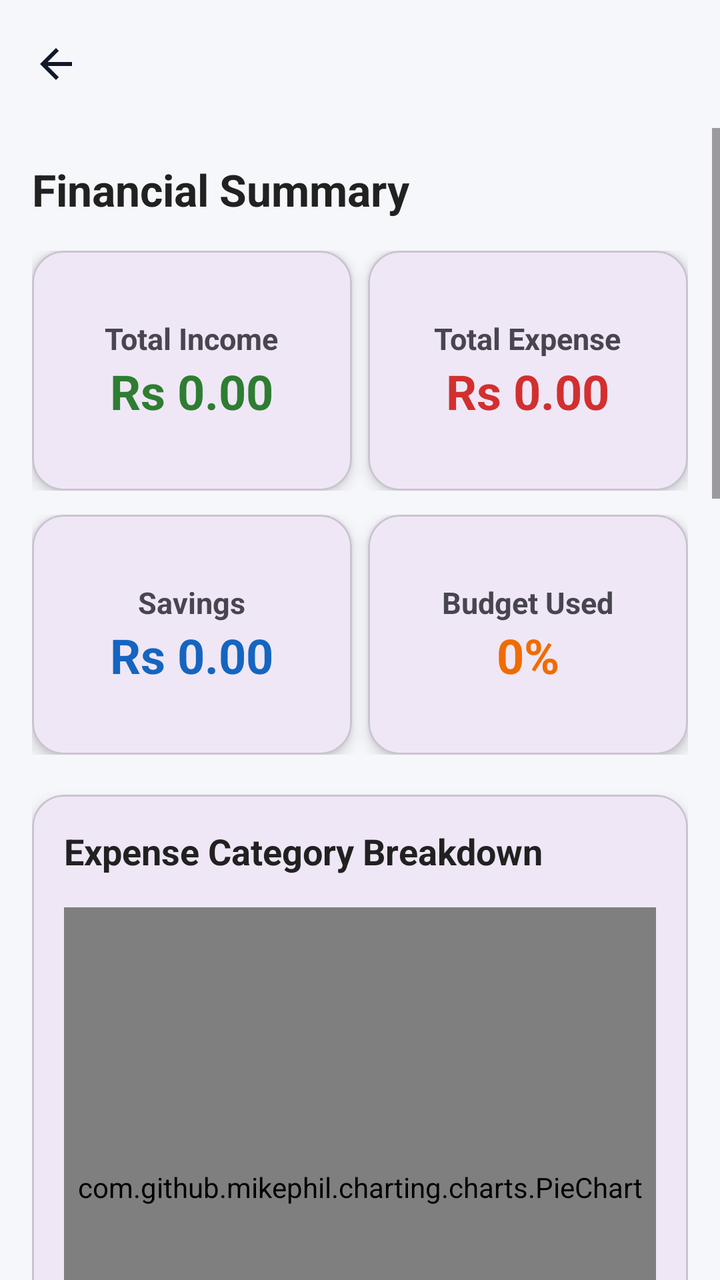
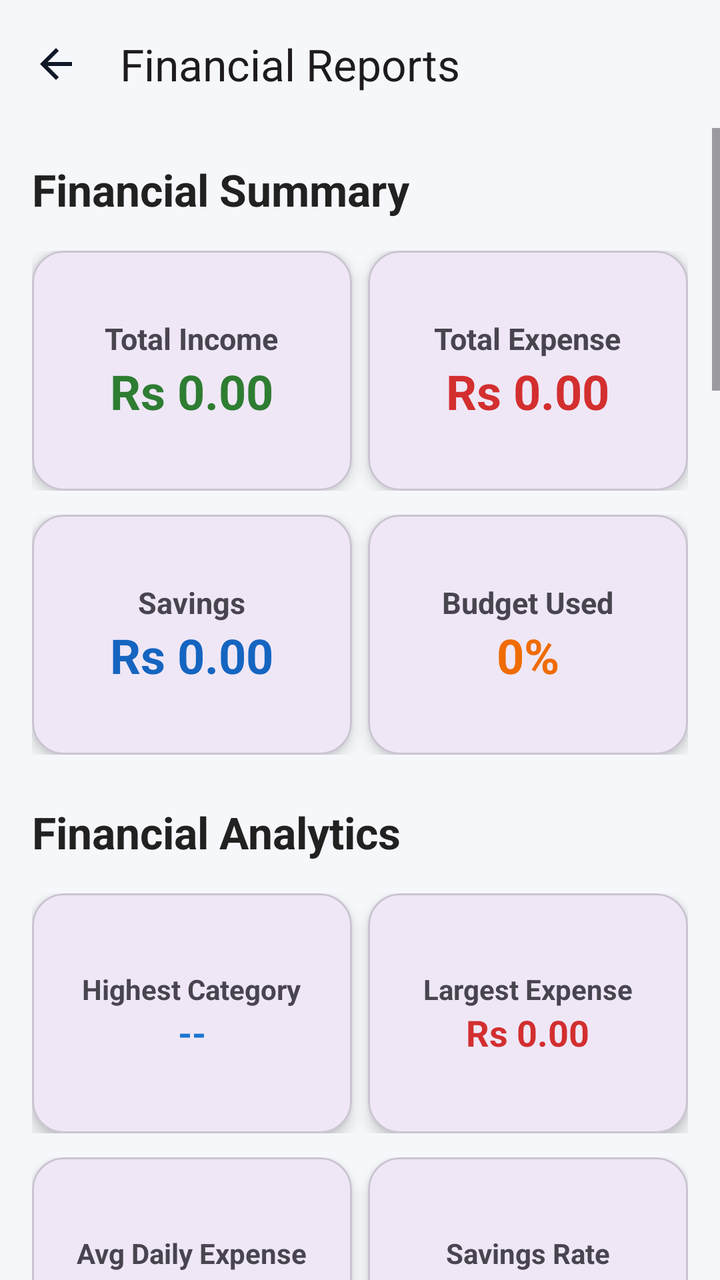

An Android layout rendered at two revisions. The XML below is the earlier revision; the diff shows what the commit changed to produce the second picture.
<!-- AndroidManifest.xml: application theme Theme.AIExpenseManagementApplication -->
<!-- res/layout/activity_reports.xml -->
<?xml version="1.0" encoding="utf-8"?>
<LinearLayout xmlns:android="http://schemas.android.com/apk/res/android"
    xmlns:app="http://schemas.android.com/apk/res-auto"
    xmlns:tools="http://schemas.android.com/tools"
    android:layout_width="match_parent"
    android:layout_height="match_parent"
    android:orientation="vertical"
    android:background="#F5F7FA"
    tools:context=".ui.reports.ReportsActivity">

    <com.google.android.material.appbar.MaterialToolbar
        android:id="@+id/toolbar"
        android:layout_width="match_parent"
        android:layout_height="?attr/actionBarSize"
        android:title="Financial Reports"
        android:titleTextColor="@android:color/black"
        app:navigationIcon="@drawable/ic_back_arrow" />

    <ScrollView
        android:layout_width="match_parent"
        android:layout_height="match_parent"
        android:fillViewport="true">

        <LinearLayout
            android:layout_width="match_parent"
            android:layout_height="wrap_content"
            android:orientation="vertical"
            android:padding="16dp">

            

            <TextView
                android:layout_width="wrap_content"
                android:layout_height="wrap_content"
                android:text="Financial Summary"
                android:textStyle="bold"
                android:textSize="22sp"
                android:textColor="#212121"
                android:layout_marginBottom="16dp"/>

            

            <LinearLayout
                android:layout_width="match_parent"
                android:layout_height="wrap_content"
                android:orientation="horizontal"
                android:weightSum="2">

                

                <com.google.android.material.card.MaterialCardView
                    android:layout_width="0dp"
                    android:layout_height="120dp"
                    android:layout_weight="1"
                    android:layout_marginEnd="8dp"
                    app:cardCornerRadius="16dp"
                    app:cardElevation="4dp">

                    <LinearLayout
                        android:layout_width="match_parent"
                        android:layout_height="match_parent"
                        android:gravity="center"
                        android:orientation="vertical">

                        <TextView
                            android:layout_width="wrap_content"
                            android:layout_height="wrap_content"
                            android:text="Total Income"
                            android:textSize="15sp"
                            android:textStyle="bold"/>

                        <TextView
                            android:id="@+id/tvTotalIncome"
                            android:layout_width="wrap_content"
                            android:layout_height="wrap_content"
                            android:text="Rs 0.00"
                            android:textStyle="bold"
                            android:textSize="24sp"
                            android:textColor="#2E7D32"/>

                    </LinearLayout>

                </com.google.android.material.card.MaterialCardView>

                

                <com.google.android.material.card.MaterialCardView
                    android:layout_width="0dp"
                    android:layout_height="120dp"
                    android:layout_weight="1"
                    app:cardCornerRadius="16dp"
                    app:cardElevation="4dp">

                    <LinearLayout
                        android:layout_width="match_parent"
                        android:layout_height="match_parent"
                        android:gravity="center"
                        android:orientation="vertical">

                        <TextView
                            android:layout_width="wrap_content"
                            android:layout_height="wrap_content"
                            android:text="Total Expense"
                            android:textStyle="bold"
                            android:textSize="15sp"/>

                        <TextView
                            android:id="@+id/tvTotalExpense"
                            android:layout_width="wrap_content"
                            android:layout_height="wrap_content"
                            android:text="Rs 0.00"
                            android:textStyle="bold"
                            android:textSize="24sp"
                            android:textColor="#D32F2F"/>

                    </LinearLayout>

                </com.google.android.material.card.MaterialCardView>

            </LinearLayout>

            

            <LinearLayout
                android:layout_width="match_parent"
                android:layout_height="wrap_content"
                android:layout_marginTop="12dp"
                android:orientation="horizontal"
                android:weightSum="2">

                

                <com.google.android.material.card.MaterialCardView
                    android:layout_width="0dp"
                    android:layout_height="120dp"
                    android:layout_weight="1"
                    android:layout_marginEnd="8dp"
                    app:cardCornerRadius="16dp"
                    app:cardElevation="4dp">

                    <LinearLayout
                        android:layout_width="match_parent"
                        android:layout_height="match_parent"
                        android:gravity="center"
                        android:orientation="vertical">

                        <TextView
                            android:layout_width="wrap_content"
                            android:layout_height="wrap_content"
                            android:text="Savings"
                            android:textStyle="bold"
                            android:textSize="15sp"/>

                        <TextView
                            android:id="@+id/tvSavings"
                            android:layout_width="wrap_content"
                            android:layout_height="wrap_content"
                            android:text="Rs 0.00"
                            android:textStyle="bold"
                            android:textSize="24sp"
                            android:textColor="#1565C0"/>

                    </LinearLayout>

                </com.google.android.material.card.MaterialCardView>

                

                <com.google.android.material.card.MaterialCardView
                    android:layout_width="0dp"
                    android:layout_height="120dp"
                    android:layout_weight="1"
                    app:cardCornerRadius="16dp"
                    app:cardElevation="4dp">

                    <LinearLayout
                        android:layout_width="match_parent"
                        android:layout_height="match_parent"
                        android:gravity="center"
                        android:orientation="vertical">

                        <TextView
                            android:layout_width="wrap_content"
                            android:layout_height="wrap_content"
                            android:text="Budget Used"
                            android:textStyle="bold"
                            android:textSize="15sp"/>

                        <TextView
                            android:id="@+id/tvBudgetUsed"
                            android:layout_width="wrap_content"
                            android:layout_height="wrap_content"
                            android:text="0%"
                            android:textStyle="bold"
                            android:textSize="24sp"
                            android:textColor="#EF6C00"/>

                    </LinearLayout>

                </com.google.android.material.card.MaterialCardView>

            </LinearLayout>

            

            <com.google.android.material.card.MaterialCardView
                android:layout_width="match_parent"
                android:layout_height="wrap_content"
                android:layout_marginTop="20dp"
                app:cardCornerRadius="16dp"
                app:cardElevation="4dp">

                <LinearLayout
                    android:layout_width="match_parent"
                    android:layout_height="wrap_content"
                    android:orientation="vertical"
                    android:padding="16dp">

                    <TextView
                        android:layout_width="wrap_content"
                        android:layout_height="wrap_content"
                        android:text="Expense Category Breakdown"
                        android:textStyle="bold"
                        android:textSize="18sp"
                        android:textColor="#212121"/>

                    <com.github.mikephil.charting.charts.PieChart
                        android:id="@+id/pieChart"
                        android:layout_width="match_parent"
                        android:layout_height="280dp"
                        android:layout_marginTop="16dp"/>

                </LinearLayout>

            </com.google.android.material.card.MaterialCardView>

            

            <com.google.android.material.card.MaterialCardView
                android:layout_width="match_parent"
                android:layout_height="wrap_content"
                android:layout_marginTop="20dp"
                app:cardCornerRadius="16dp"
                app:cardElevation="4dp">

                <LinearLayout
                    android:layout_width="match_parent"
                    android:layout_height="wrap_content"
                    android:orientation="vertical"
                    android:padding="16dp">

                    <TextView
                        android:layout_width="wrap_content"
                        android:layout_height="wrap_content"
                        android:text="Monthly Expenses"
                        android:textStyle="bold"
                        android:textSize="18sp"
                        android:textColor="#212121"/>

                    <com.github.mikephil.charting.charts.BarChart
                        android:id="@+id/barChart"
                        android:layout_width="match_parent"
                        android:layout_height="300dp"
                        android:layout_marginTop="16dp"/>

                </LinearLayout>

            </com.google.android.material.card.MaterialCardView>

            

            <com.google.android.material.card.MaterialCardView
                android:layout_width="match_parent"
                android:layout_height="wrap_content"
                android:layout_marginTop="20dp"
                app:cardCornerRadius="16dp"
                app:cardElevation="4dp">

                <LinearLayout
                    android:layout_width="match_parent"
                    android:layout_height="wrap_content"
                    android:orientation="vertical"
                    android:padding="16dp">

                    <TextView
                        android:layout_width="wrap_content"
                        android:layout_height="wrap_content"
                        android:text="Income vs Expense"
                        android:textStyle="bold"
                        android:textSize="18sp"
                        android:textColor="#212121"/>

                    <com.github.mikephil.charting.charts.LineChart
                        android:id="@+id/lineChart"
                        android:layout_width="match_parent"
                        android:layout_height="300dp"
                        android:layout_marginTop="16dp"/>

                </LinearLayout>

            </com.google.android.material.card.MaterialCardView>

            

            <com.google.android.material.card.MaterialCardView
                android:layout_width="match_parent"
                android:layout_height="wrap_content"
                android:layout_marginTop="20dp"
                app:cardCornerRadius="16dp"
                app:cardElevation="4dp">

                <LinearLayout
                    android:layout_width="match_parent"
                    android:layout_height="wrap_content"
                    android:orientation="vertical"
                    android:padding="16dp">

                    <TextView
                        android:layout_width="wrap_content"
                        android:layout_height="wrap_content"
                        android:text="AI Financial Insights"
                        android:textStyle="bold"
                        android:textSize="18sp"
                        android:textColor="#212121"/>

                    <TextView
                        android:id="@+id/tvAIInsights"
                        android:layout_width="match_parent"
                        android:layout_height="wrap_content"
                        android:layout_marginTop="12dp"
                        android:text="Loading insights..."
                        android:textColor="#616161"
                        android:textSize="15sp"
                        android:lineSpacingExtra="4dp"/>

                </LinearLayout>

            </com.google.android.material.card.MaterialCardView>

            

            <TextView
                android:layout_width="wrap_content"
                android:layout_height="wrap_content"
                android:layout_marginTop="24dp"
                android:layout_marginBottom="12dp"
                android:text="Export Reports"
                android:textStyle="bold"
                android:textSize="20sp"
                android:textColor="#212121"/>

            <com.google.android.material.button.MaterialButton
                android:id="@+id/btnExportPDF"
                android:layout_width="match_parent"
                android:layout_height="wrap_content"
                android:text="Export as PDF"
                android:textAllCaps="false"
                android:layout_marginBottom="12dp"
                app:icon="@drawable/ic_picture_as_pdf"
                app:iconGravity="textStart"
                app:cornerRadius="12dp"/>

            <com.google.android.material.button.MaterialButton
                android:id="@+id/btnExportExcel"
                android:layout_width="match_parent"
                android:layout_height="wrap_content"
                android:text="Export as Excel"
                android:textAllCaps="false"
                app:icon="@drawable/ic_table_chart"
                app:iconGravity="textStart"
                app:cornerRadius="12dp"/>

            <Space
                android:layout_width="match_parent"
                android:layout_height="24dp"/>

        </LinearLayout>

    </ScrollView>

</LinearLayout>
<!-- resources referenced by this layout -->
<resources>
  <!-- drawable ic_back_arrow (drawable) -->
  <vector xmlns:android="http://schemas.android.com/apk/res/android"
      android:width="24dp"
      android:height="24dp"
      android:viewportWidth="24"
      android:viewportHeight="24">
  
      <path
          android:fillColor="#111827"
          android:pathData="M20,11H7.83l5.59,-5.59L12,4l-8,8 8,8 1.41,-1.41L7.83,13H20v-2z" />
  
  </vector>
  <!-- drawable ic_picture_as_pdf (drawable) -->
  <vector xmlns:android="http://schemas.android.com/apk/res/android"
      android:width="24dp"
      android:height="24dp"
      android:viewportWidth="24"
      android:viewportHeight="24">
  
      <path
          android:fillColor="#000000"
          android:pathData="M19,2H8c-1.1,0-2,0.9-2,2v4H5c-1.1,0-2,0.9-2,2v10c0,1.1,0.9,2,2,2h14c1.1,0,2-0.9,2-2V4c0-1.1-0.9-2-2-2zM8,4h11v16H5v-10h3V4z"/>
  
      <path
          android:fillColor="#000000"
          android:pathData="M7,13h2c0.83,0,1.5,0.67,1.5,1.5S9.83,16,9,16H8v2H7v-5zm1,1v1h1c0.28,0,0.5-0.22,0.5-0.5S9.28,14,9,14H8z"/>
  
      <path
          android:fillColor="#000000"
          android:pathData="M12,13h2c1.1,0,2,0.9,2,2v1c0,1.1-0.9,2-2,2h-2v-5zm1,1v3h1c0.55,0,1-0.45,1-1v-1c0-0.55-0.45-1-1-1h-1z"/>
  
      <path
          android:fillColor="#000000"
          android:pathData="M17,13h3v1h-2v1h2v1h-2v2h-1v-5z"/>
  </vector>
  <!-- drawable ic_table_chart (drawable) -->
  <vector xmlns:android="http://schemas.android.com/apk/res/android"
      android:width="24dp"
      android:height="24dp"
      android:viewportWidth="24"
      android:viewportHeight="24">
  
      <path
          android:fillColor="#000000"
          android:pathData="M3,3h18v18H3V3zm2,2v4h5V5H5zm7,0v4h7V5h-7zM5,11v3h5v-3H5zm7,0v8h2v-8h-2zm3,3h2v5h-2v-5zm3,-2h2v7h-2v-7zM5,16v3h5v-3H5z"/>
  </vector>
  <style name="Theme.AIExpenseManagementApplication" parent="Base.Theme.AIExpenseManagementApplication" />
  <style name="Base.Theme.AIExpenseManagementApplication" parent="Theme.Material3.DayNight.NoActionBar">
          
          
      </style>
</resources>

<!-- the commit's change to res/layout/activity_reports.xml (unified diff, before → after) -->
@@ -12,7 +12,7 @@
         android:id="@+id/toolbar"
         android:layout_width="match_parent"
         android:layout_height="?attr/actionBarSize"
-        android:title="Financial Reports"
+        app:title="Financial Reports"
         android:titleTextColor="@android:color/black"
         app:navigationIcon="@drawable/ic_back_arrow" />
 
@@ -200,6 +200,300 @@
                 </com.google.android.material.card.MaterialCardView>
 
             </LinearLayout>
+
+            
+
+            <TextView
+                android:layout_width="wrap_content"
+                android:layout_height="wrap_content"
+                android:layout_marginTop="24dp"
+                android:layout_marginBottom="16dp"
+                android:text="Financial Analytics"
+                android:textStyle="bold"
+                android:textSize="22sp"
+                android:textColor="#212121"/>
+
+            
+
+            <LinearLayout
+                android:layout_width="match_parent"
+                android:layout_height="wrap_content"
+                android:orientation="horizontal"
+                android:weightSum="2">
+
+                
+
+                <com.google.android.material.card.MaterialCardView
+                    android:layout_width="0dp"
+                    android:layout_height="120dp"
+                    android:layout_weight="1"
+                    android:layout_marginEnd="8dp"
+                    app:cardCornerRadius="16dp"
+                    app:cardElevation="4dp">
+
+                    <LinearLayout
+                        android:layout_width="match_parent"
+                        android:layout_height="match_parent"
+                        android:gravity="center"
+                        android:orientation="vertical"
+                        android:padding="12dp">
+
+                        <TextView
+                            android:layout_width="wrap_content"
+                            android:layout_height="wrap_content"
+                            android:text="Highest Category"
+                            android:textStyle="bold"
+                            android:textSize="14sp"/>
+
+                        <TextView
+                            android:id="@+id/tvHighestCategory"
+                            android:layout_width="wrap_content"
+                            android:layout_height="wrap_content"
+                            android:text="--"
+                            android:textSize="18sp"
+                            android:textStyle="bold"
+                            android:textColor="#1976D2"/>
+
+                    </LinearLayout>
+
+                </com.google.android.material.card.MaterialCardView>
+
+                
+
+                <com.google.android.material.card.MaterialCardView
+                    android:layout_width="0dp"
+                    android:layout_height="120dp"
+                    android:layout_weight="1"
+                    app:cardCornerRadius="16dp"
+                    app:cardElevation="4dp">
+
+                    <LinearLayout
+                        android:layout_width="match_parent"
+                        android:layout_height="match_parent"
+                        android:gravity="center"
+                        android:orientation="vertical"
+                        android:padding="12dp">
+
+                        <TextView
+                            android:layout_width="wrap_content"
+                            android:layout_height="wrap_content"
+                            android:text="Largest Expense"
+                            android:textStyle="bold"
+                            android:textSize="14sp"/>
+
+                        <TextView
+                            android:id="@+id/tvLargestExpense"
+                            android:layout_width="wrap_content"
+                            android:layout_height="wrap_content"
+                            android:text="Rs 0.00"
+                            android:textSize="18sp"
+                            android:textStyle="bold"
+                            android:textColor="#D32F2F"/>
+
+                    </LinearLayout>
+
+                </com.google.android.material.card.MaterialCardView>
+
+            </LinearLayout>
+
+            
+
+            <LinearLayout
+                android:layout_width="match_parent"
+                android:layout_height="wrap_content"
+                android:layout_marginTop="12dp"
+                android:orientation="horizontal"
+                android:weightSum="2">
+
+                
+
+                <com.google.android.material.card.MaterialCardView
+                    android:layout_width="0dp"
+                    android:layout_height="120dp"
+                    android:layout_weight="1"
+                    android:layout_marginEnd="8dp"
+                    app:cardCornerRadius="16dp"
+                    app:cardElevation="4dp">
+
+                    <LinearLayout
+                        android:layout_width="match_parent"
+                        android:layout_height="match_parent"
+                        android:gravity="center"
+                        android:orientation="vertical"
+                        android:padding="12dp">
+
+                        <TextView
+                            android:layout_width="wrap_content"
+                            android:layout_height="wrap_content"
+                            android:text="Avg Daily Expense"
+                            android:textStyle="bold"
+                            android:textSize="14sp"/>
+
+                        <TextView
+                            android:id="@+id/tvAverageExpense"
+                            android:layout_width="wrap_content"
+                            android:layout_height="wrap_content"
+                            android:text="Rs 0.00"
+                            android:textSize="18sp"
+                            android:textStyle="bold"
+                            android:textColor="#F57C00"/>
+
+                    </LinearLayout>
+
+                </com.google.android.material.card.MaterialCardView>
+
+                
+
+                <com.google.android.material.card.MaterialCardView
+                    android:layout_width="0dp"
+                    android:layout_height="120dp"
+                    android:layout_weight="1"
+                    app:cardCornerRadius="16dp"
+                    app:cardElevation="4dp">
+
+                    <LinearLayout
+                        android:layout_width="match_parent"
+                        android:layout_height="match_parent"
+                        android:gravity="center"
+                        android:orientation="vertical"
+                        android:padding="12dp">
+
+                        <TextView
+                            android:layout_width="wrap_content"
+                            android:layout_height="wrap_content"
+                            android:text="Savings Rate"
+                            android:textStyle="bold"
+                            android:textSize="14sp"/>
+
+                        <TextView
+                            android:id="@+id/tvSavingsRate"
+                            android:layout_width="wrap_content"
+                            android:layout_height="wrap_content"
+                            android:text="0%"
+                            android:textSize="18sp"
+                            android:textStyle="bold"
+                            android:textColor="#388E3C"/>
+
+                    </LinearLayout>
+
+                </com.google.android.material.card.MaterialCardView>
+
+            </LinearLayout>
+
+
+            
+
+            <TextView
+                android:layout_width="wrap_content"
+                android:layout_height="wrap_content"
+                android:layout_marginTop="24dp"
+                android:layout_marginBottom="16dp"
+                android:text="Advanced Insights"
+                android:textStyle="bold"
+                android:textSize="22sp"
+                android:textColor="#212121"/>
+
+            <com.google.android.material.card.MaterialCardView
+                android:layout_width="match_parent"
+                android:layout_height="wrap_content"
+                app:cardCornerRadius="16dp"
+                app:cardElevation="4dp">
+
+                <LinearLayout
+                    android:layout_width="match_parent"
+                    android:layout_height="wrap_content"
+                    android:orientation="vertical"
+                    android:padding="16dp">
+
+                    <TextView
+                        android:layout_width="wrap_content"
+                        android:layout_height="wrap_content"
+                        android:text="Financial Health Score"
+                        android:textStyle="bold"/>
+
+                    <TextView
+                        android:id="@+id/tvHealthScore"
+                        android:layout_width="wrap_content"
+                        android:layout_height="wrap_content"
+                        android:text="0 / 100"
+                        android:textSize="24sp"
+                        android:textStyle="bold"
+                        android:textColor="#4CAF50"/>
+
+                    <View
+                        android:layout_width="match_parent"
+                        android:layout_height="1dp"
+                        android:layout_marginVertical="12dp"
+                        android:background="#DDDDDD"/>
+
+                    <TextView
+                        android:layout_width="wrap_content"
+                        android:layout_height="wrap_content"
+                        android:text="Budget Remaining"
+                        android:textStyle="bold"/>
+
+                    <TextView
+                        android:id="@+id/tvBudgetRemaining"
+                        android:layout_width="wrap_content"
+                        android:layout_height="wrap_content"
+                        android:text="Rs 0.00"/>
+
+                    <TextView
+                        android:layout_width="wrap_content"
+                        android:layout_height="wrap_content"
+                        android:layout_marginTop="12dp"
+                        android:text="Budget Status"
+                        android:textStyle="bold"/>
+
+                    <TextView
+                        android:id="@+id/tvBudgetStatus"
+                        android:layout_width="wrap_content"
+                        android:layout_height="wrap_content"
+                        android:text="Good"
+                        android:textStyle="bold"/>
+
+                    <TextView
+                        android:layout_width="wrap_content"
+                        android:layout_height="wrap_content"
+                        android:layout_marginTop="12dp"
+                        android:text="Monthly Subscription Cost"
+                        android:textStyle="bold"/>
+
+                    <TextView
+                        android:id="@+id/tvSubscriptionCost"
+                        android:layout_width="wrap_content"
+                        android:layout_height="wrap_content"
+                        android:text="Rs 0.00"/>
+
+                    <TextView
+                        android:layout_width="wrap_content"
+                        android:layout_height="wrap_content"
+                        android:layout_marginTop="12dp"
+                        android:text="Spending Trend"
+                        android:textStyle="bold"/>
+
+                    <TextView
+                        android:id="@+id/tvSpendingTrend"
+                        android:layout_width="wrap_content"
+                        android:layout_height="wrap_content"
+                        android:text="Stable"/>
+
+                    <TextView
+                        android:layout_width="wrap_content"
+                        android:layout_height="wrap_content"
+                        android:layout_marginTop="12dp"
+                        android:text="Top Spending Categories"
+                        android:textStyle="bold"/>
+
+                    <TextView
+                        android:id="@+id/tvTopCategories"
+                        android:layout_width="match_parent"
+                        android:layout_height="wrap_content"
+                        android:text="No data"/>
+
+                </LinearLayout>
+
+            </com.google.android.material.card.MaterialCardView>
 
             
 
